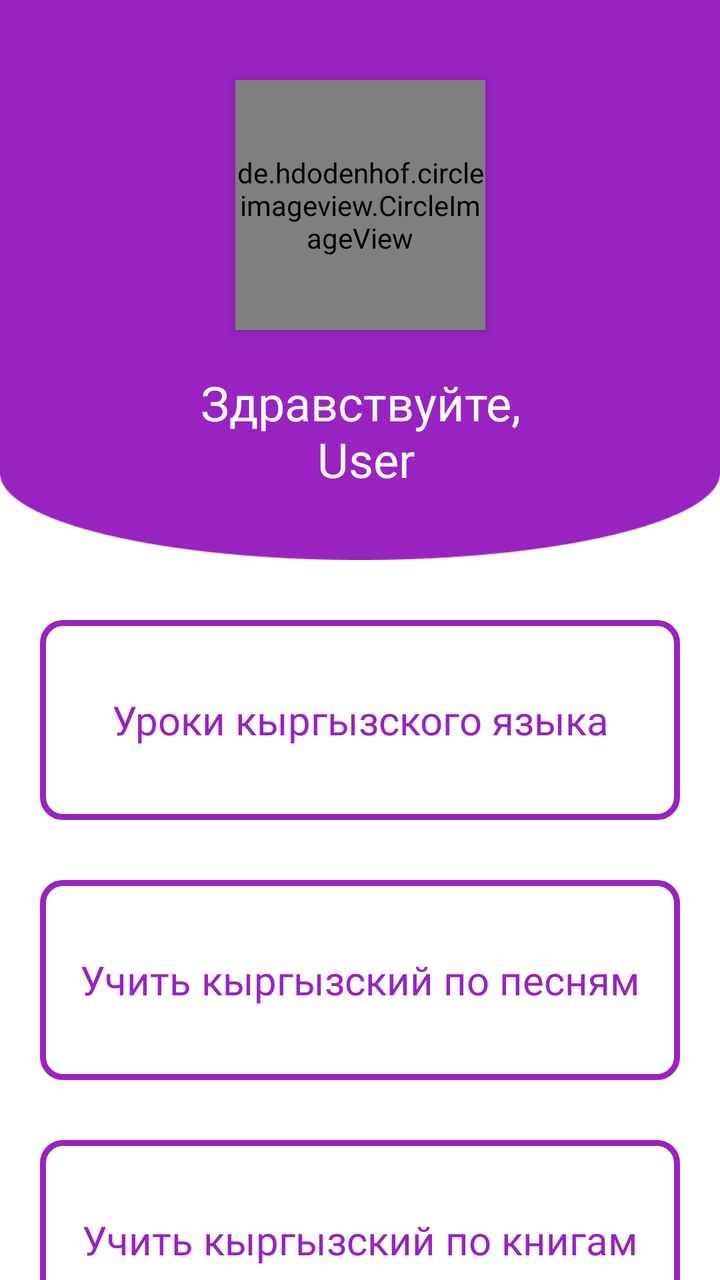
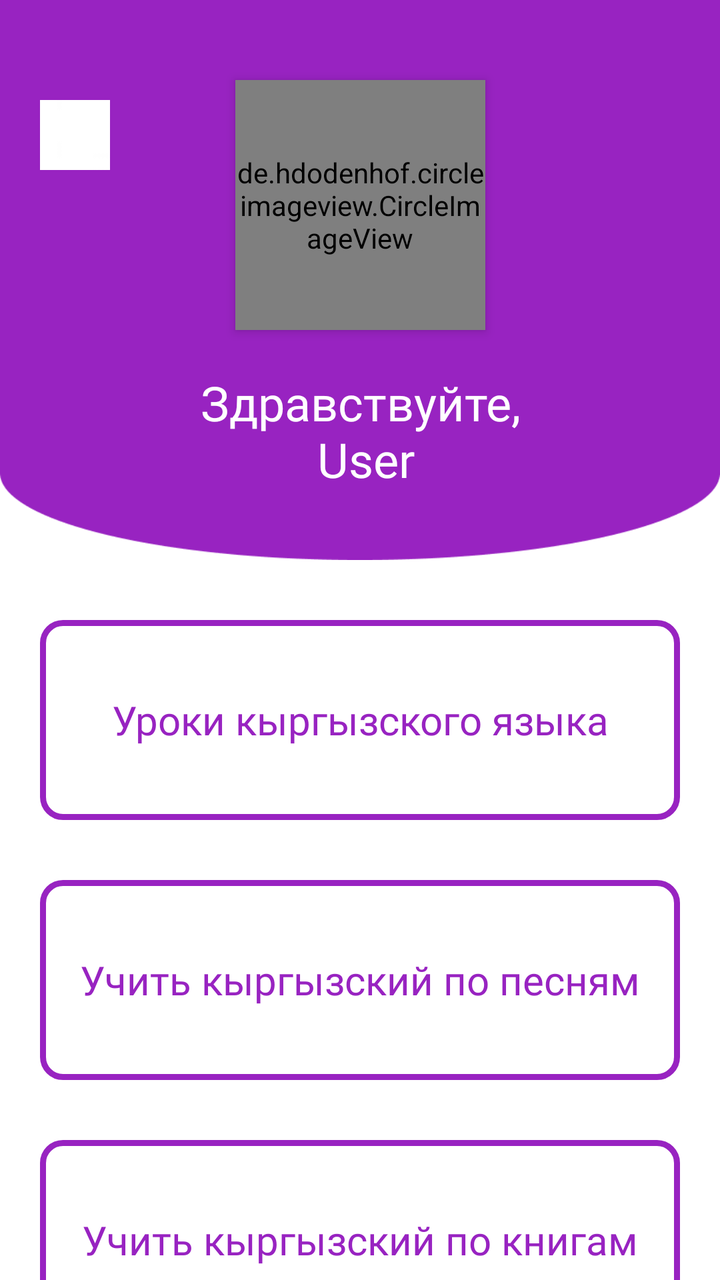

Screens rendered from an Android XML layout before and after an edit, with the pre-edit source and the edit as a unified diff.
<!-- AndroidManifest.xml: application theme Theme.SpeechToTextApp -->
<!-- res/layout/fragment_home.xml -->
<?xml version="1.0" encoding="utf-8"?>
<androidx.constraintlayout.widget.ConstraintLayout
    xmlns:android="http://schemas.android.com/apk/res/android"
    xmlns:app="http://schemas.android.com/apk/res-auto"
    xmlns:tools="http://schemas.android.com/tools"
    android:layout_width="match_parent"
    android:layout_height="match_parent"
    tools:context=".ui.login.LoginFragment"
    android:background="@color/white">

    <View
        android:id="@+id/view"
        android:layout_width="match_parent"
        android:layout_height="280dp"
        android:background="@drawable/bubble" />

    <de.hdodenhof.circleimageview.CircleImageView
        android:id="@+id/circleImageView"
        android:layout_width="125dp"
        android:layout_height="125dp"
        android:layout_marginTop="40dp"
        android:elevation="3dp"
        android:src="@drawable/user"
        app:layout_constraintEnd_toEndOf="parent"
        app:layout_constraintStart_toStartOf="parent"
        app:layout_constraintTop_toTopOf="parent" />

    <TextView
        android:id="@+id/txt_username"
        android:layout_width="wrap_content"
        android:layout_height="wrap_content"
        android:layout_marginTop="20dp"
        android:fontFamily="@font/montserratsemibold"
        android:text="Здравствуйте,\n User"
        android:textAlignment="center"
        android:textColor="@color/white"
        android:textSize="24sp"
        app:layout_constraintEnd_toEndOf="parent"
        app:layout_constraintStart_toStartOf="parent"
        app:layout_constraintTop_toBottomOf="@+id/circleImageView" />

    <TextView
        android:id="@+id/txt_kyrgyz"
        android:layout_width="match_parent"
        android:layout_height="100dp"
        android:layout_marginHorizontal="20dp"
        android:background="@drawable/background_card_item"
        android:clickable="true"
        android:elevation="20dp"
        android:fontFamily="@font/montserratsemibold"
        android:gravity="center"
        android:paddingHorizontal="5dp"
        android:text="Уроки кыргызского языка"
        android:textAlignment="center"
        android:textColor="@color/purple"
        android:textSize="20dp"
        android:layout_marginTop="30dp"
        app:layout_constraintEnd_toEndOf="parent"
        app:layout_constraintHorizontal_bias="1.0"
        app:layout_constraintStart_toStartOf="parent"
        app:layout_constraintTop_toBottomOf="@+id/view" />

    <TextView
        android:id="@+id/txt_song"
        android:layout_width="match_parent"
        android:layout_height="100dp"
        android:layout_marginHorizontal="20dp"
        android:background="@drawable/background_card_item"
        android:clickable="true"
        android:elevation="20dp"
        android:fontFamily="@font/montserratsemibold"
        android:gravity="center"
        android:paddingHorizontal="5dp"
        android:text="Учить кыргызский по песням"
        android:textColor="@color/purple"
        android:textSize="20dp"
        android:layout_marginTop="30dp"
        app:layout_constraintEnd_toEndOf="parent"
        app:layout_constraintStart_toStartOf="parent"
        app:layout_constraintTop_toBottomOf="@+id/txt_kyrgyz" />

    <TextView
        android:id="@+id/txt_book"
        android:layout_width="match_parent"
        android:layout_height="100dp"
        android:layout_marginHorizontal="20dp"
        android:layout_marginTop="30dp"
        android:background="@drawable/background_card_item"
        android:clickable="true"
        android:elevation="20dp"
        android:fontFamily="@font/montserratsemibold"
        android:gravity="center"
        android:paddingHorizontal="5dp"
        android:text="Учить кыргызский по книгам"
        android:textColor="@color/purple"
        android:textSize="20dp"
        app:layout_constraintEnd_toEndOf="parent"
        app:layout_constraintStart_toStartOf="parent"
        app:layout_constraintTop_toBottomOf="@+id/txt_song" />

    <TextView
        android:id="@+id/txt_movie"
        android:layout_width="match_parent"
        android:layout_height="100dp"
        android:layout_marginTop="30dp"
        android:layout_marginHorizontal="20dp"
        android:background="@drawable/background_card_item"
        android:clickable="true"
        android:elevation="20dp"
        android:fontFamily="@font/montserratsemibold"
        android:gravity="center"
        android:paddingHorizontal="5dp"
        android:text="Учить кыргызский по фильмам"
        android:textColor="@color/purple"
        android:textSize="20dp"
        app:layout_constraintEnd_toEndOf="parent"
        app:layout_constraintStart_toStartOf="parent"
        app:layout_constraintTop_toBottomOf="@+id/txt_book" />

    














































































</androidx.constraintlayout.widget.ConstraintLayout>
<!-- resources referenced by this layout -->
<resources>
  <color name="purple">#FF9823C1</color>
  <color name="white">#FFFFFFFF</color>
  <!-- drawable background_card_item (drawable) -->
  <?xml version="1.0" encoding="utf-8"?>
  <shape xmlns:android="http://schemas.android.com/apk/res/android">
      <stroke android:width="3dp" android:color="@color/purple"/>
      <corners android:radius="10dp"/>
  </shape>
  <!-- drawable bubble: png bitmap (drawable, 5031 bytes) -->
  <!-- drawable user: jpg bitmap (drawable, 37526 bytes) -->
  <style name="Theme.SpeechToTextApp" parent="Base.Theme.SpeechToTextApp" />
  <style name="Base.Theme.SpeechToTextApp" parent="Theme.Material3.DayNight.NoActionBar">
          
          
      </style>
</resources>

<!-- the commit's change to res/layout/fragment_home.xml (unified diff, before → after) -->
@@ -8,6 +8,17 @@
     tools:context=".ui.login.LoginFragment"
     android:background="@color/white">
 
+    <ImageButton
+        android:id="@+id/btn_back"
+        android:layout_width="35dp"
+        android:layout_height="35dp"
+        android:elevation="2dp"
+        android:src="@drawable/logout_button"
+        android:layout_marginTop="50dp"
+        android:layout_marginStart="20dp"
+        app:layout_constraintStart_toStartOf="parent"
+        app:layout_constraintTop_toTopOf="parent" />
+
     <View
         android:id="@+id/view"
         android:layout_width="match_parent"
<!-- resource entries referenced after the edit -->
@@ -9,6 +9,7 @@
       <corners android:radius="10dp"/>
   </shape>
   <!-- drawable bubble: png bitmap (drawable, 5031 bytes) -->
+  <!-- drawable logout_button: png bitmap (drawable, 32378 bytes) -->
   <!-- drawable user: jpg bitmap (drawable, 37526 bytes) -->
   <style name="Theme.SpeechToTextApp" parent="Base.Theme.SpeechToTextApp" />
   <style name="Base.Theme.SpeechToTextApp" parent="Theme.Material3.DayNight.NoActionBar">
